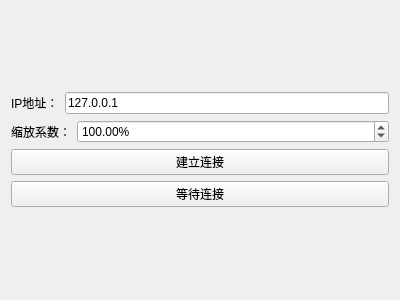
Above: networksetting.ui from NILNULLNONE/QRemoteDesktop before the change. Below: the same form after it.
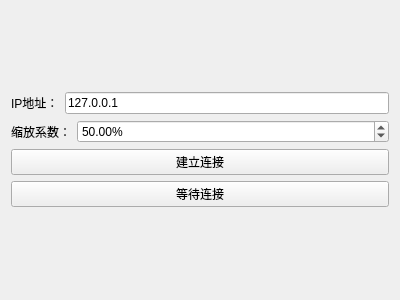
That is the form after the change.

```diff
--- a/networksetting.ui
+++ b/networksetting.ui
@@ -64,7 +64,7 @@
           <double>200.000000000000000</double>
          </property>
          <property name="value">
-          <double>100.000000000000000</double>
+          <double>50.000000000000000</double>
          </property>
         </widget>
        </item>
```
